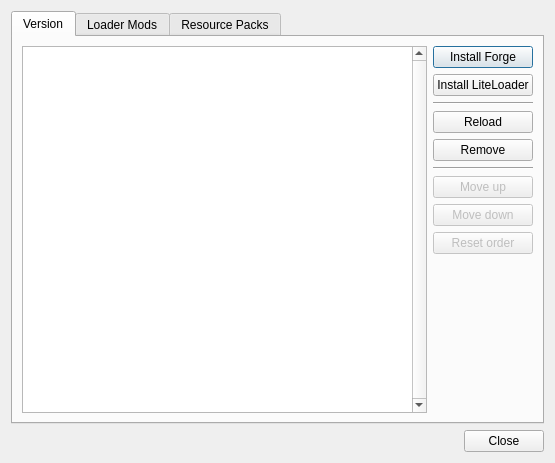
The window that gui/dialogs/OneSixModEditDialog.ui (FreesmTeam/FreesmLauncher) describes before a commit, drawn with Qt 5.
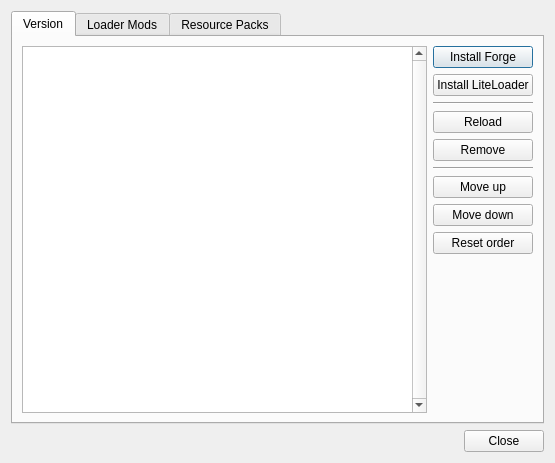
The same window after the commit. Custom widgets are drawn as their Qt base class.

Diff of the .ui file:
```diff
--- a/gui/dialogs/OneSixModEditDialog.ui
+++ b/gui/dialogs/OneSixModEditDialog.ui
@@ -99,9 +99,6 @@
          </item>
          <item>
           <widget class="QPushButton" name="moveLibraryUpBtn">
-           <property name="enabled">
-            <bool>false</bool>
-           </property>
            <property name="toolTip">
             <string>This isn't implemented yet.</string>
            </property>
@@ -112,9 +109,6 @@
          </item>
          <item>
           <widget class="QPushButton" name="moveLibraryDownBtn">
-           <property name="enabled">
-            <bool>false</bool>
-           </property>
            <property name="toolTip">
             <string>This isn't implemented yet.</string>
            </property>
@@ -125,9 +119,6 @@
          </item>
          <item>
           <widget class="QPushButton" name="resetLibraryOrderBtn">
-           <property name="enabled">
-            <bool>false</bool>
-           </property>
            <property name="toolTip">
             <string>This isn't implemented yet.</string>
            </property>
```
